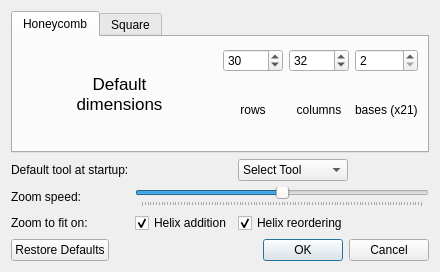
Before: the Qt Designer form ui/dialogs/preferences.ui in sdouglas/cadnano2, drawn with Qt 5.
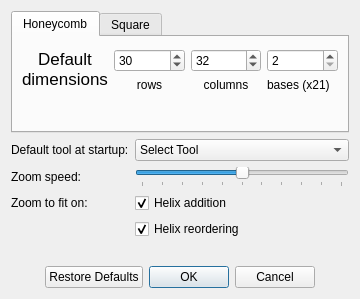
After: the same form once the commit is applied. Icons and pictures are not drawn.

Commit message: Finished new AddSeqTool dialog. Includes sequence validation and syntax highlighting.

The edit to the form file:
```diff
--- a/ui/dialogs/preferences.ui
+++ b/ui/dialogs/preferences.ui
@@ -6,12 +6,12 @@
    <rect>
     <x>0</x>
     <y>0</y>
-    <width>440</width>
-    <height>272</height>
+    <width>360</width>
+    <height>299</height>
    </rect>
   </property>
   <property name="sizePolicy">
-   <sizepolicy hsizetype="Fixed" vsizetype="Fixed">
+   <sizepolicy hsizetype="Preferred" vsizetype="Preferred">
     <horstretch>0</horstretch>
     <verstretch>0</verstretch>
    </sizepolicy>
@@ -19,56 +19,8 @@
   <property name="windowTitle">
    <string>Preferences</string>
   </property>
-  <layout class="QGridLayout" name="gridLayout">
-   <item row="4" column="0">
-    <widget class="QLabel" name="zoomSpeedLabel">
-     <property name="text">
-      <string>Zoom speed:</string>
-     </property>
-    </widget>
-   </item>
-   <item row="4" column="1" colspan="3">
-    <widget class="QSlider" name="zoomSpeedSlider">
-     <property name="maximum">
-      <number>100</number>
-     </property>
-     <property name="value">
-      <number>50</number>
-     </property>
-     <property name="orientation">
-      <enum>Qt::Horizontal</enum>
-     </property>
-     <property name="invertedAppearance">
-      <bool>false</bool>
-     </property>
-     <property name="invertedControls">
-      <bool>false</bool>
-     </property>
-     <property name="tickPosition">
-      <enum>QSlider::TicksBelow</enum>
-     </property>
-     <property name="tickInterval">
-      <number>0</number>
-     </property>
-    </widget>
-   </item>
-   <item row="6" column="0" colspan="4">
-    <widget class="QDialogButtonBox" name="buttonBox">
-     <property name="inputMethodHints">
-      <set>Qt::ImhNone</set>
-     </property>
-     <property name="orientation">
-      <enum>Qt::Horizontal</enum>
-     </property>
-     <property name="standardButtons">
-      <set>QDialogButtonBox::Cancel|QDialogButtonBox::Ok|QDialogButtonBox::RestoreDefaults</set>
-     </property>
-     <property name="centerButtons">
-      <bool>false</bool>
-     </property>
-    </widget>
-   </item>
-   <item row="0" column="0" colspan="4">
+  <layout class="QVBoxLayout" name="verticalLayout">
+   <item>
     <widget class="QTabWidget" name="tabWidget">
      <property name="sizePolicy">
       <sizepolicy hsizetype="Expanding" vsizetype="Preferred">
@@ -90,10 +42,10 @@
       <attribute name="title">
        <string>Honeycomb</string>
       </attribute>
-      <layout class="QGridLayout" name="gridLayout_5">
-       <item row="0" column="0">
-        <layout class="QHBoxLayout" name="honeycombHLayout">
+      <layout class="QVBoxLayout" name="verticalLayout_3">
          <item>
+        <layout class="QFormLayout" name="formLayout_3">
+         <item row="0" column="0">
           <widget class="QLabel" name="dimensionsLabel1">
            <property name="text">
             <string>&lt;!DOCTYPE HTML PUBLIC &quot;-//W3C//DTD HTML 4.0//EN&quot; &quot;http://www.w3.org/TR/REC-html40/strict.dtd&quot;&gt;
@@ -105,7 +57,7 @@
            </property>
           </widget>
          </item>
-         <item>
+         <item row="0" column="1">
           <layout class="QGridLayout" name="honeycombGLayout">
            <property name="topMargin">
             <number>3</number>
@@ -290,14 +242,55 @@
      </widget>
     </widget>
    </item>
-   <item row="5" column="0">
+   <item>
+    <layout class="QFormLayout" name="formLayout">
+     <item row="0" column="0">
+      <widget class="QLabel" name="defaulttoolLabel">
+       <property name="text">
+        <string>Default tool at startup:</string>
+       </property>
+      </widget>
+     </item>
+     <item row="2" column="0">
+      <widget class="QLabel" name="zoomSpeedLabel">
+       <property name="text">
+        <string>Zoom speed:</string>
+       </property>
+      </widget>
+     </item>
+     <item row="2" column="1">
+      <widget class="QSlider" name="zoomSpeedSlider">
+       <property name="maximum">
+        <number>100</number>
+       </property>
+       <property name="value">
+        <number>50</number>
+       </property>
+       <property name="orientation">
+        <enum>Qt::Horizontal</enum>
+       </property>
+       <property name="invertedAppearance">
+        <bool>false</bool>
+       </property>
+       <property name="invertedControls">
+        <bool>false</bool>
+       </property>
+       <property name="tickPosition">
+        <enum>QSlider::TicksBelow</enum>
+       </property>
+       <property name="tickInterval">
+        <number>0</number>
+       </property>
+      </widget>
+     </item>
+     <item row="3" column="0">
     <widget class="QLabel" name="zoomfitLabel">
      <property name="text">
       <string>Zoom to fit on:</string>
      </property>
     </widget>
    </item>
-   <item row="5" column="1">
+     <item row="3" column="1">
     <widget class="QCheckBox" name="helixAddCheckBox">
      <property name="text">
       <string>Helix addition</string>
@@ -307,24 +300,7 @@
      </property>
     </widget>
    </item>
-   <item row="3" column="0">
-    <widget class="QLabel" name="defaulttoolLabel">
-     <property name="text">
-      <string>Default tool at startup:</string>
-     </property>
-    </widget>
-   </item>
-   <item row="5" column="2">
-    <widget class="QCheckBox" name="helixReorderCheckBox">
-     <property name="text">
-      <string>Helix reordering</string>
-     </property>
-     <property name="checked">
-      <bool>true</bool>
-     </property>
-    </widget>
-   </item>
-   <item row="3" column="2">
+     <item row="0" column="1">
     <widget class="QComboBox" name="defaulttoolComboBox">
      <item>
       <property name="text">
@@ -364,6 +340,34 @@
      </item>
     </widget>
    </item>
+     <item row="4" column="1">
+      <widget class="QCheckBox" name="helixReorderCheckBox">
+       <property name="text">
+        <string>Helix reordering</string>
+       </property>
+       <property name="checked">
+        <bool>true</bool>
+       </property>
+      </widget>
+     </item>
+    </layout>
+   </item>
+   <item>
+    <widget class="QDialogButtonBox" name="buttonBox">
+     <property name="inputMethodHints">
+      <set>Qt::ImhNone</set>
+     </property>
+     <property name="orientation">
+      <enum>Qt::Horizontal</enum>
+     </property>
+     <property name="standardButtons">
+      <set>QDialogButtonBox::Cancel|QDialogButtonBox::Ok|QDialogButtonBox::RestoreDefaults</set>
+     </property>
+     <property name="centerButtons">
+      <bool>true</bool>
+     </property>
+    </widget>
+   </item>
   </layout>
  </widget>
  <tabstops>
```
Left out of the diff: 18 changed lines with no effect on the pictures. Lines whose indentation alone changed are shown as unchanged. The commit also changes 8 other files.
